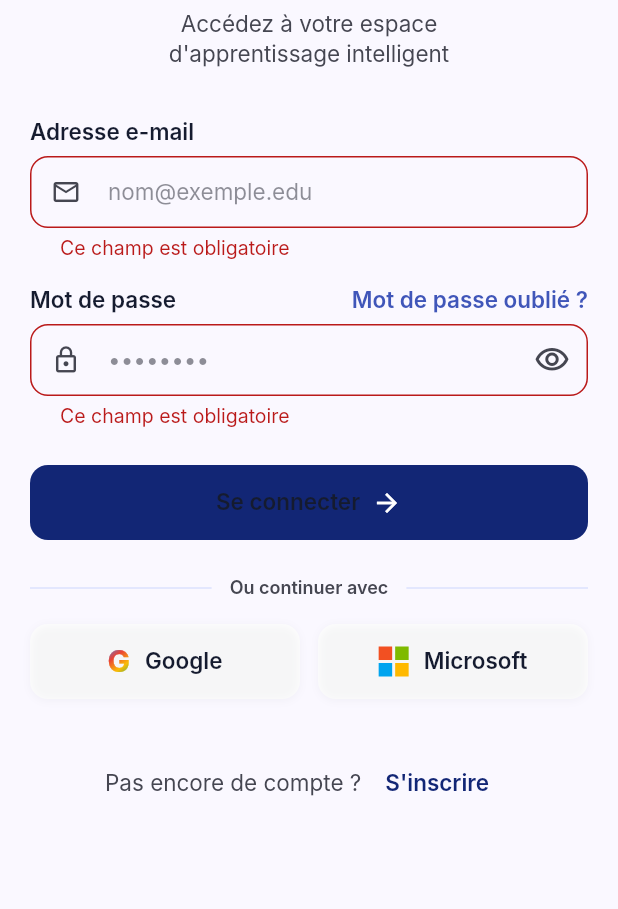
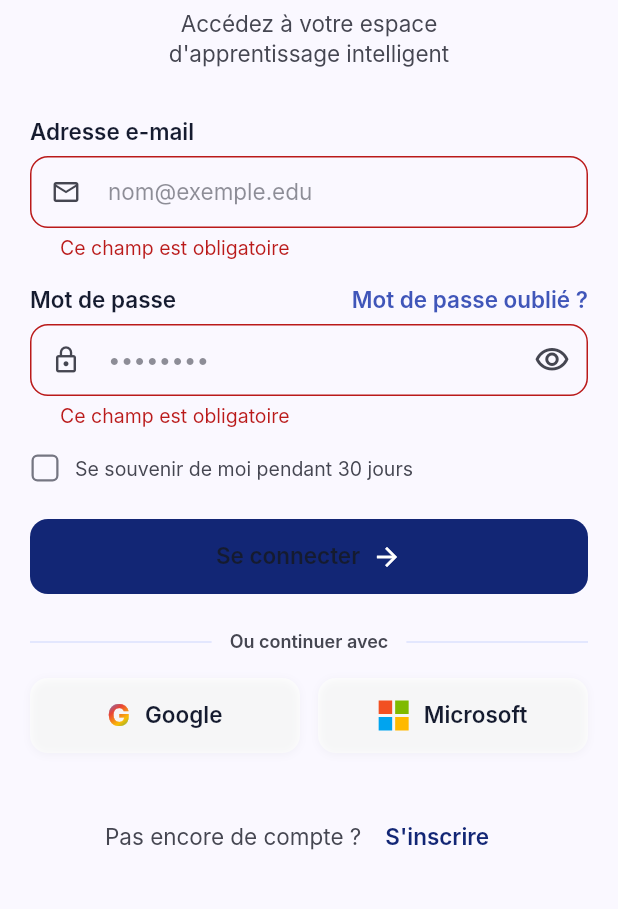
Before and after one commit to AmiineManaii/SmartClass, a Flutter app: the screen it shows after launch, after a tap on "Se connecter", on a phone screen of 412 x 824 dp, the part 324-1233 px from its top. Run offline on Flutter 3.47's test engine with Material 3 defaults, Android fonts, the phone set to English and light mode, and no system bars; our stand-ins replace audioplayers, dio, equatable, file_picker, flutter_dotenv, flutter_markdown and 4 more; missing offline and left inert: dart:html, flutter_mermaid, livekit_client; network calls fail; Roboto replaces fonts that are missing (Inter).

Commit message:
feat(auth): fix remember-me behavior to default unchecked and respect session expiration

```diff
--- a/Frontend/lib/app/app_providers.dart
+++ b/Frontend/lib/app/app_providers.dart
@@ -1009,7 +1009,7 @@ class AuthNotifier extends StateNotifier<AsyncValue<AuthState>> {
   Future<void> login(
     String email,
     String password, {
-    bool rememberMe = true,
+    bool rememberMe = false,
   }) async {
     _ref.read(pendingEmailProvider.notifier).state = email;
     _emit(const AsyncValue.loading());
@@ -1316,7 +1316,7 @@ class AuthNotifier extends StateNotifier<AsyncValue<AuthState>> {
   Future<void> authenticate2fa({
     required String tempToken,
     required String code,
-    bool rememberMe = true,
+    bool rememberMe = false,
   }) async {
     _emit(const AsyncValue.loading());
     try {
--- a/Frontend/lib/core/localization/app_localizations.dart
+++ b/Frontend/lib/core/localization/app_localizations.dart
@@ -80,6 +80,7 @@ const Map<String, String> _frTranslations = {
   'forgot_password': 'Mot de passe oublié ?',
   'reset_password': 'Réinitialiser le mot de passe',
   'remember_me': 'Se souvenir de moi',
+  'remember_me_30_days': 'Se souvenir de moi pendant 30 jours',
   'login_with_google': 'Se connecter avec Google',
   'login_with_apple': 'Se connecter avec Apple',
   'or_continue_with': 'Ou continuer avec',
@@ -1737,6 +1738,7 @@ const Map<String, String> _enTranslations = {
   'forgot_password': 'Forgot password?',
   'reset_password': 'Reset password',
   'remember_me': 'Remember me',
+  'remember_me_30_days': 'Remember me for 30 days',
   'login_with_google': 'Sign in with Google',
   'login_with_apple': 'Sign in with Apple',
   'or_continue_with': 'Or continue with',
--- a/Frontend/lib/core/network/token_storage.dart
+++ b/Frontend/lib/core/network/token_storage.dart
@@ -15,7 +15,7 @@ class TokenStorage {
   Future<void> saveSession({
     required String accessToken,
     required String refreshToken,
-    bool rememberMe = true,
+    bool rememberMe = false,
     String? email,
   }) async {
     final prefs = await _prefs;
@@ -42,7 +42,7 @@ class TokenStorage {
 
   Future<bool> isRememberMe() async {
     final prefs = await _prefs;
-    return prefs.getBool(rememberMeKey) ?? true;
+    return prefs.getBool(rememberMeKey) ?? false;
   }
 
   Future<String?> getSavedEmail() async {
--- a/Frontend/lib/features/authentication/infrastructure/repositories/auth_repository_impl.dart
+++ b/Frontend/lib/features/authentication/infrastructure/repositories/auth_repository_impl.dart
@@ -29,7 +29,7 @@ class AuthRepositoryImpl implements AuthRepository {
 
   Future<AuthenticatedSession> _persist(
     AuthenticatedSession session, {
-    bool rememberMe = true,
+    bool rememberMe = false,
     String? email,
   }) async {
     await _tokens.saveSession(
--- a/Frontend/lib/features/authentication/presentation/pages/login_page.dart
+++ b/Frontend/lib/features/authentication/presentation/pages/login_page.dart
@@ -14,6 +14,7 @@ import '../widgets/auth_screen_scaffold.dart';
 import '../widgets/field_label.dart';
 import '../widgets/social_auth_buttons.dart';
 import '../views/web_login_view.dart';
+import '../../../../core/network/network_providers.dart';
 
 class LoginPage extends ConsumerStatefulWidget {
   const LoginPage({super.key});
@@ -27,6 +28,27 @@ class _LoginPageState extends ConsumerState<LoginPage> {
   final _emailController = TextEditingController();
   final _passwordController = TextEditingController();
   bool _obscurePassword = true;
+  bool _rememberMe = false;
+
+  @override
+  void initState() {
+    super.initState();
+    _loadSavedCredentials();
+  }
+
+  Future<void> _loadSavedCredentials() async {
+    final tokens = ref.read(tokenStorageProvider);
+    final savedEmail = await tokens.getSavedEmail();
+    final isRemember = await tokens.isRememberMe();
+    if (mounted) {
+      setState(() {
+        _rememberMe = isRemember;
+        if (isRemember && savedEmail != null && savedEmail.isNotEmpty) {
+          _emailController.text = savedEmail;
+        }
+      });
+    }
+  }
 
   @override
   void dispose() {
@@ -129,6 +151,7 @@ class _LoginPageState extends ConsumerState<LoginPage> {
                           await ref.read(authStateProvider.notifier).authenticate2fa(
                                 tempToken: tempToken,
                                 code: code,
+                                rememberMe: _rememberMe,
                               );
                           if (ctx.mounted) Navigator.of(ctx).pop();
                         } on Failure catch (f) {
@@ -166,6 +189,7 @@ class _LoginPageState extends ConsumerState<LoginPage> {
       await ref.read(authStateProvider.notifier).login(
             _emailController.text.trim(),
             _passwordController.text,
+            rememberMe: _rememberMe,
           );
     } on TwoFactorRequiredFailure catch (twoFactorFailure) {
       if (!mounted) return;
@@ -290,7 +314,43 @@ class _LoginPageState extends ConsumerState<LoginPage> {
                     return null;
                   },
                 ),
-                const SizedBox(height: 24),
+                const SizedBox(height: 12),
+                InkWell(
+                  onTap: () => setState(() => _rememberMe = !_rememberMe),
+                  borderRadius: BorderRadius.circular(8),
+                  child: Padding(
+                    padding: const EdgeInsets.symmetric(vertical: 4),
+                    child: Row(
+                      mainAxisSize: MainAxisSize.min,
+                      children: [
+                        SizedBox(
+                          width: 20,
+                          height: 20,
+                          child: Checkbox(
+                            value: _rememberMe,
+                            activeColor: colorScheme.primary,
+                            shape: RoundedRectangleBorder(
+                              borderRadius: BorderRadius.circular(4),
+                            ),
+                            onChanged: (v) => setState(
+                              () => _rememberMe = v ?? false,
+                            ),
+                          ),
+                        ),
+                        const SizedBox(width: 10),
+                        Flexible(
+                          child: Text(
+                            context.tr('remember_me_30_days'),
+                            style: theme.textTheme.bodySmall?.copyWith(
+                              color: colorScheme.onSurfaceVariant,
+                            ),
+                          ),
+                        ),
+                      ],
+                    ),
+                  ),
+                ),
+                const SizedBox(height: 20),
                 AppButton(
                   text: context.tr('login_button'),
                   trailingIcon: Icons.arrow_forward,
```
Also changed, not shown: Frontend/lib/features/authentication/presentation/views/web_login_view.dart (+4 -6 lines), 2 other files.
